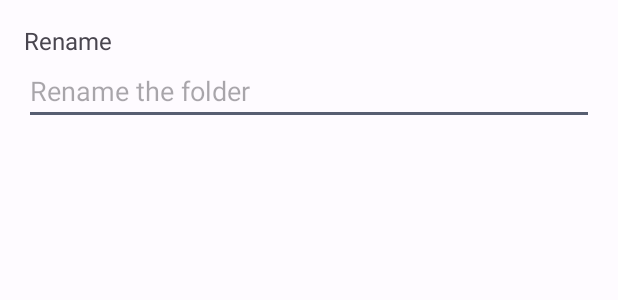
After one commit to Rahulrajput101/HandWritter, an Android app: the layout dialog_rename_folder.xml on its own in the app's theme, with its tools: preview values and no code run, on a phone screen of 412 x 824 dp. The commit adds this screen. Shown: the top 300 px of the screen. Run offline under Robolectric (Android 15) with nearby library versions, the phone set to English and light mode, and no system bars; network calls fail.

Commit message:
Feat: rename folder

```diff
--- a/app/src/main/java/com.elkdocs.handwritter/domain/repository/MyFolderRepository.kt
+++ b/app/src/main/java/com.elkdocs.handwritter/domain/repository/MyFolderRepository.kt
@@ -22,7 +22,7 @@ interface MyFolderRepository {
     suspend fun getMyFolder(id: Long): MyFolderModel
 
 
-    suspend fun getMyFolderByName(folderName: String): MyFolderModel
+    suspend fun getMyFolderByName(folderName: String): MyFolderModel?
 
 
     suspend fun addMyPage(myPageModel: MyPageModel) : Long
@@ -35,4 +35,8 @@ interface MyFolderRepository {
     suspend fun updateFolderPageCount(folderId: Long, pageCount: Int)
 
    suspend fun getPageById(pageId : Long) : MyPageModel
+
+   suspend fun updateFolderName(folderName : String, folderId : Long)
+
+
 }
--- a/app/src/main/java/com.elkdocs.handwritter/presentation/folder_screen/FolderEvent.kt
+++ b/app/src/main/java/com.elkdocs.handwritter/presentation/folder_screen/FolderEvent.kt
@@ -7,5 +7,7 @@ sealed interface FolderEvent{
     data class AddFolder(val myFolderModel: MyFolderModel) : FolderEvent
     data class DeleteFolderWithPages(val folderId : Long) : FolderEvent
 
+    data class UpdateFolderName(val folderName: String, val folderId: Long) : FolderEvent
+
 
 }
--- a/app/src/main/res/layout/dialog_page_heading.xml
+++ b/app/src/main/res/layout/dialog_page_heading.xml
@@ -33,7 +33,6 @@
             android:layout_marginStart="8dp"
             android:layout_marginEnd="8dp"
             android:background="@android:color/transparent"
-
             android:focusable="true"
             android:focusableInTouchMode="true"
             android:gravity="start|top"
--- /dev/null
+++ b/app/src/main/res/layout/dialog_rename_folder.xml
@@ -0,0 +1,34 @@
+<?xml version="1.0" encoding="utf-8"?>
+<layout xmlns:android="http://schemas.android.com/apk/res/android">
+
+    <data>
+
+    </data>
+
+    <LinearLayout
+        android:layout_width="match_parent"
+        android:layout_height="wrap_content"
+        android:orientation="vertical">
+
+        <TextView
+            android:layout_width="wrap_content"
+            android:layout_height="wrap_content"
+            android:text="Rename"
+            android:textSize="16sp"
+            android:layout_marginTop="16dp"
+            android:layout_marginStart="16dp"
+            />
+
+        <EditText
+            android:id="@+id/edit_rename_folder"
+            android:inputType="textVisiblePassword|textMultiLine"
+            android:maxLines="2"
+            android:focusable="true"
+            android:layout_marginStart="16dp"
+            android:layout_marginEnd="16dp"
+            android:layout_width="match_parent"
+            android:layout_height="wrap_content"
+            android:hint="Rename the folder" />
+
+    </LinearLayout>
+</layout>
```
Also changed, not shown: app/src/main/java/com.elkdocs.handwritter/data/data_source/MyFolderDao.kt (+8 -2 lines), app/src/main/java/com.elkdocs.handwritter/data/repository/MyFolderRepositoryImp.kt (+8 -2 lines), app/src/main/java/com.elkdocs.handwritter/domain/use_cases/UpdateFolderTitle.kt (added, +19 -0 lines), app/src/main/java/com.elkdocs.handwritter/presentation/folder_screen/FolderViewModel.kt (+26 -0 lines), app/src/main/java/com.elkdocs.handwritter/presentation/folder_screen/MainFragment.kt (+61 -99 lines), app/src/main/java/com.elkdocs.handwritter/presentation/page_edit_screen/PageEditFragment.kt (+3 -19 lines), app/src/main/java/com.elkdocs.handwritter/util/OtherUtility.kt (+12 -0 lines).
